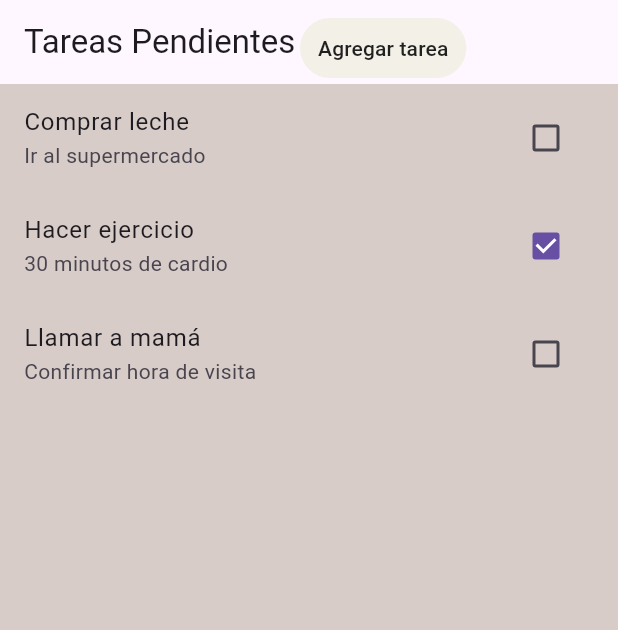
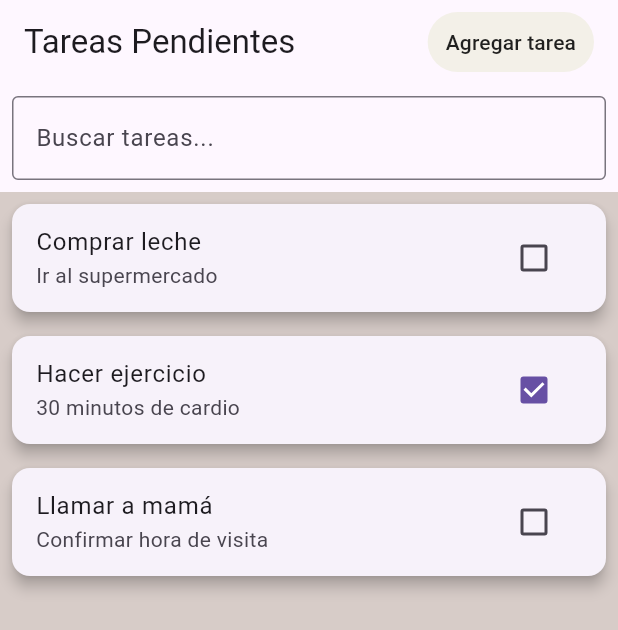
Before and after one commit to AncizarTorres19/task_manager, a Flutter app: the screen it shows after launch, on a phone screen of 412 x 824 dp. Shown: the top 630 px of the screen. Run offline on Flutter 3.47's test engine with Material 3 defaults, Android fonts, the phone set to English and light mode, and no system bars.

Commit message:
chore: Refactor task list screen to include search functionality

```diff
--- a/lib/screen/task_list_screen.dart
+++ b/lib/screen/task_list_screen.dart
@@ -24,6 +24,27 @@ class _TaskListScreenState extends State<TaskListScreen> {
       isCompleted: false,
     ),
   ];
+
+  List<Task> filteredTasks = []; // Lista de tareas filtradas
+  TextEditingController searchController = TextEditingController(); // Controlador para el campo de búsqueda
+
+  @override
+  void initState() {
+    filteredTasks = tasks; // Al principio, las tareas filtradas serán las mismas que las tareas originales
+    super.initState();
+  }
+
+  void _filterTasks(String query) {
+    List<Task> searchResult = tasks.where((task) {
+      // Filtrar tareas basadas en el título o la descripción
+      return task.title.toLowerCase().contains(query.toLowerCase()) ||
+          task.description.toLowerCase().contains(query.toLowerCase());
+    }).toList();
+
+    setState(() {
+      filteredTasks = searchResult; // Actualizar la lista de tareas filtradas
+    });
+  }
 
   void _showAddTaskDialog() {
     String newTitle = '';
@@ -57,6 +78,7 @@ class _TaskListScreenState extends State<TaskListScreen> {
                       description: newDescription,
                       isCompleted: false,
                     ));
+                    _filterTasks(searchController.text); // Filtrar tareas después de agregar una nueva
                   });
                   Navigator.of(context).pop();
                 }
@@ -72,6 +94,7 @@ class _TaskListScreenState extends State<TaskListScreen> {
   void _removeTask(int index) {
     setState(() {
       tasks.removeAt(index);
+      _filterTasks(searchController.text); // Filtrar tareas después de eliminar una
     });
   }
 
@@ -80,14 +103,15 @@ class _TaskListScreenState extends State<TaskListScreen> {
     return Scaffold(
       appBar: AppBar(
         title: Text('Tareas Pendientes'),
-        flexibleSpace: FlexibleSpaceBar(
-          centerTitle: false,
-          titlePadding: EdgeInsets.only(left: 200),
-          title: TextButton(
+        actions: [
+          Padding(
+            padding: const EdgeInsets.only(right: 16),
+            child: TextButton(
               onPressed: _showAddTaskDialog,
               style: ButtonStyle(
-              backgroundColor:
-                  MaterialStateProperty.all(Color.fromARGB(255, 243, 240, 232)),
+                backgroundColor: MaterialStateProperty.all(
+                  Color.fromARGB(255, 243, 240, 232),
+                ),
               ),
               child: Text(
                 'Agregar tarea',
@@ -95,34 +119,56 @@ class _TaskListScreenState extends State<TaskListScreen> {
               ),
             ),
           ),
+        ],
       ),
-      body: Container(
+      body: Column(
+        children: [
+          Padding(
+            padding: const EdgeInsets.all(8.0),
+            child: TextField(
+              controller: searchController,
+              decoration: InputDecoration(
+                hintText: 'Buscar tareas...',
+                border: OutlineInputBorder(),
+              ),
+              onChanged: _filterTasks,
+            ),
+          ),
+          Expanded(
+            child: Container(
               color: Colors.brown[100],
               child: ListView.builder(
-          itemCount: tasks.length,
+                itemCount: filteredTasks.length,
                 itemBuilder: (context, index) {
                   return Dismissible(
-              key: Key(tasks[index].title),
+                    key: Key(filteredTasks[index].title),
                     onDismissed: (direction) {
                       _removeTask(index);
                     },
                     background: Container(color: Colors.red),
+                    child: Card(
+                      elevation: 4, // Añadir elevación para sombra
+                      margin: EdgeInsets.all(8), // Espacio alrededor del Card
                       child: ListTile(
-                title: Text(tasks[index].title),
-                subtitle: Text(tasks[index].description),
+                        title: Text(filteredTasks[index].title),
+                        subtitle: Text(filteredTasks[index].description),
                         trailing: Checkbox(
-                  value: tasks[index].isCompleted,
+                          value: filteredTasks[index].isCompleted,
                           onChanged: (value) {
                             setState(() {
-                      tasks[index].isCompleted = value!;
+                              filteredTasks[index].isCompleted = value!;
                             });
                           },
+                        ),
                       ),
                     ),
                   );
                 },
               ),
             ),
+          ),
+        ],
+      ),
     );
   }
 }
```
Lines whose indentation alone changed are shown as unchanged.
